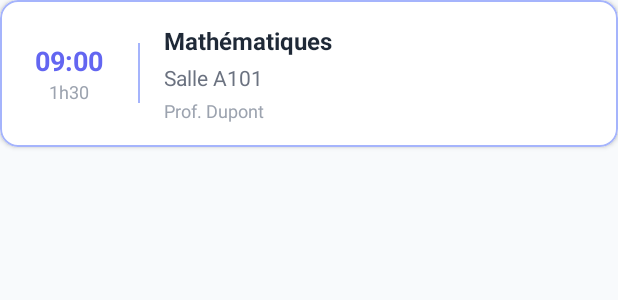
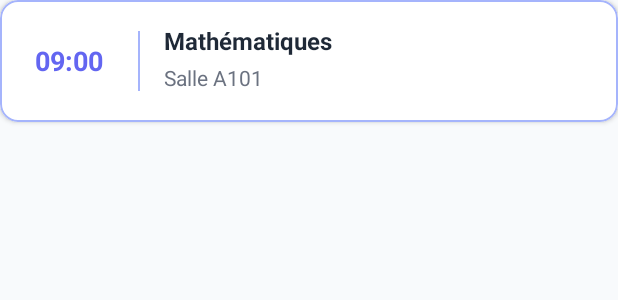
Before and after one commit to Harry4567/FranWan, an Android app: the layout item_class.xml on its own in the app's theme, with its tools: preview values and no code run, on a phone screen of 412 x 824 dp. Shown: the top 300 px of the screen. Run offline under Robolectric (Android 15) with nearby library versions, the phone set to English and light mode, and no system bars.

Commit message:
Corrections de bugs

```diff
--- a/app/src/main/res/layout/item_class.xml
+++ b/app/src/main/res/layout/item_class.xml
@@ -36,15 +36,6 @@
                 android:textStyle="bold"
                 android:textColor="@color/primary"
                 android:gravity="center" />
-
-            <TextView
-                android:id="@+id/classDurationText"
-                android:layout_width="wrap_content"
-                android:layout_height="wrap_content"
-                android:text="1h30"
-                android:textSize="12sp"
-                android:textColor="@color/text_tertiary"
-                android:gravity="center" />
         </LinearLayout>
 
         <!-- Séparateur vertical -->
@@ -80,13 +71,7 @@
                 android:textColor="@color/text_secondary"
                 android:layout_marginBottom="4dp" />
 
-            <TextView
-                android:id="@+id/classTeacherText"
-                android:layout_width="wrap_content"
-                android:layout_height="wrap_content"
-                android:text="Prof. Dupont"
-                android:textSize="12sp"
-                android:textColor="@color/text_tertiary" />
+
         </LinearLayout>
 
         <!-- Bouton de suppression -->
```
Also changed, not shown: app/src/main/java/com/example/franwan/MainActivity.kt (+27 -6 lines).
